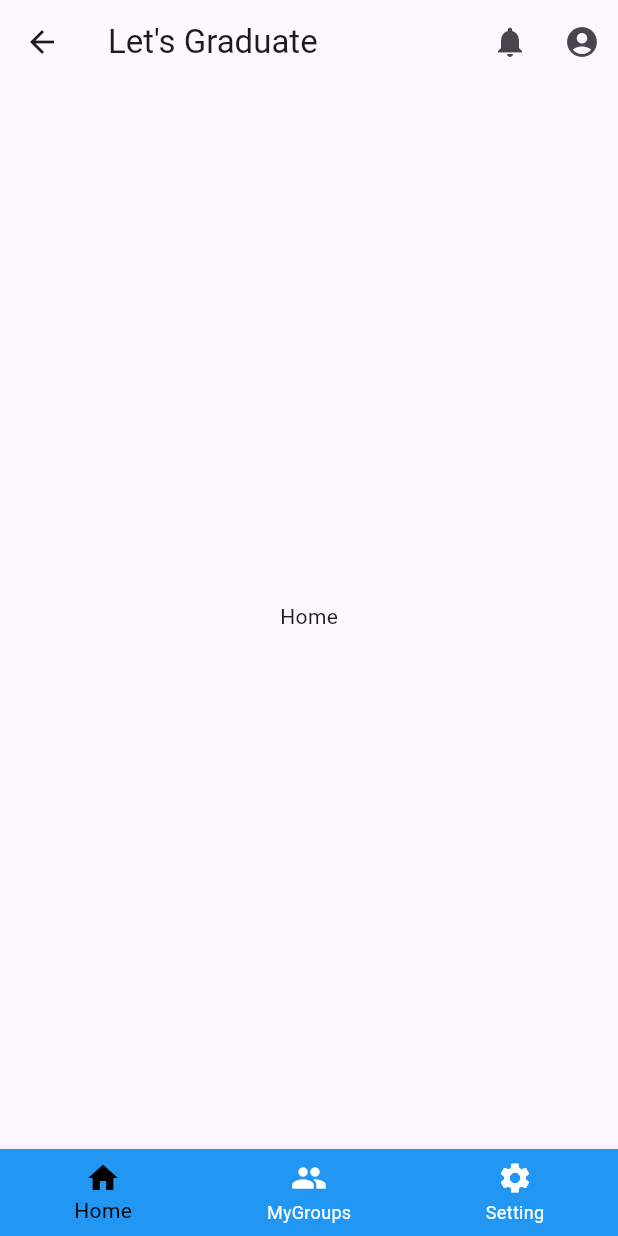
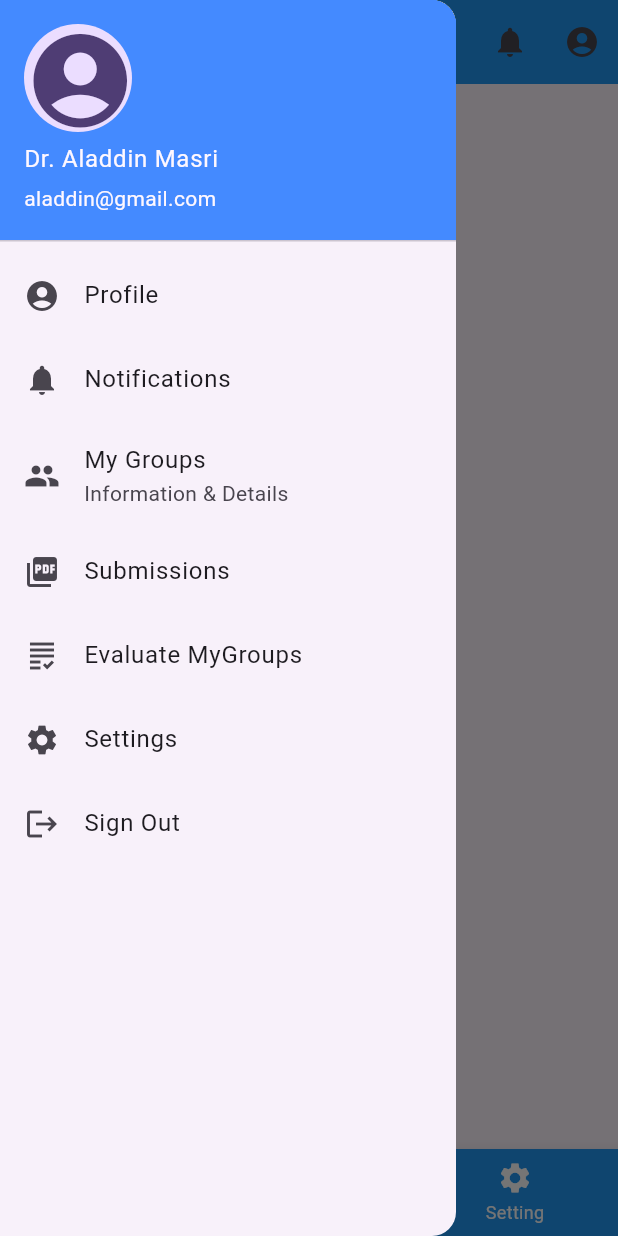
Before and after one commit to Omar-Qaneer/LetsGraduate_Mobile, a Flutter app: the SupervisorHomeScreen screen opened by its route, with the side drawer open (before the commit the screen has no drawer), on a phone screen of 412 x 824 dp. Run offline on Flutter 3.47's test engine with Material 3 defaults, Android fonts, the phone set to English and light mode, and no system bars; our stand-ins replace flutter_otp_text_field, get, shared_preferences; accounts and stored records are empty.

Commit message:
Edit SupervisorHomeScreen
Add Drawer Widget  to SupervisorHomeScreen

```diff
--- a/lib/view/screen/supervisor/supervisorhomescreen.dart
+++ b/lib/view/screen/supervisor/supervisorhomescreen.dart
@@ -1,5 +1,6 @@
 import 'package:flutter/material.dart';
 import 'package:flutter_application_1/controller/supervisor/supervisorhomescreen_controller.dart';
+import 'package:flutter_application_1/view/widget/supervisor/customsnavbarsupervisor.dart';
 import 'package:get/get.dart';
 
 class SupervisorHomeScreen extends StatelessWidget {
@@ -34,8 +35,12 @@ class SupervisorHomeScreen extends StatelessWidget {
                       label: "Setting",
                     ),
                   ]),
+              drawer: const CustomNavBarSupervisor(),
               appBar: AppBar(
                 title: const Text("Let's Graduate"),
+                backgroundColor: Colors.blue,
+                elevation: 0.0,
+                centerTitle: true,
                 actions: [
                   IconButton(
                       onPressed: () {}, icon: const Icon(Icons.notifications)),
--- /dev/null
+++ b/lib/view/widget/supervisor/customsnavbarsupervisor.dart
@@ -0,0 +1,71 @@
+import 'package:flutter/material.dart';
+import 'package:flutter_application_1/controller/supervisor/supervisorhomescreen_controller.dart';
+import 'package:get/get.dart';
+
+class CustomNavBarSupervisor extends StatelessWidget {
+  const CustomNavBarSupervisor({super.key});
+
+  @override
+  Widget build(BuildContext context) {
+    Get.put(SupervisorHomeScreenControllerImp());
+    return GetBuilder<SupervisorHomeScreenControllerImp>(
+        builder: (controller) => Drawer(
+              child: ListView(
+                children: [
+                  const UserAccountsDrawerHeader(
+                    accountName: Text("Dr. Aladdin Masri"),
+                    accountEmail: Text("aladdin@gmail.com"),
+                    currentAccountPicture: CircleAvatar(
+                      child: ClipOval(
+                          child: Icon(
+                        Icons.account_circle,
+                        size: 75,
+                      )),
+                    ),
+                    decoration: BoxDecoration(
+                      color: Colors.blueAccent,
+                    ),
+                  ),
+                  ListTile(
+                    leading: const Icon(Icons.account_circle),
+                    title: const Text("Profile"),
+                    onTap: () {},
+                  ),
+                  ListTile(
+                    leading: const Icon(Icons.notifications),
+                    title: const Text("Notifications"),
+                    onTap: () {},
+                  ),
+                  ListTile(
+                    leading: const Icon(Icons.group_sharp),
+                    title: const Text("My Groups"),
+                    subtitle: const Text("Information & Details"),
+                    onTap: () {
+                      controller.changePage(1);
+                    },
+                  ),
+                  ListTile(
+                    leading: const Icon(Icons.picture_as_pdf),
+                    title: const Text("Submissions"),
+                    onTap: () {},
+                  ),
+                  ListTile(
+                    leading: const Icon(Icons.grading_sharp),
+                    title: const Text("Evaluate MyGroups"),
+                    onTap: () {},
+                  ),
+                  ListTile(
+                    leading: const Icon(Icons.settings),
+                    title: const Text("Settings"),
+                    onTap: () {},
+                  ),
+                  ListTile(
+                    leading: const Icon(Icons.logout),
+                    title: const Text("Sign Out"),
+                    onTap: () {},
+                  ),
+                ],
+              ),
+            ));
+  }
+}
```
